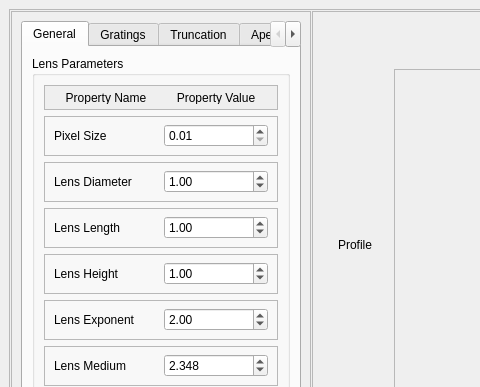
Old version of the form src/lens_simulation/UI/qtdesigner_files/LensCreator.ui in the repository DeMarcoLab/juno; both pictures show x 0 to 480 and y 0 to 387 of the 1123 by 820 pixel window.
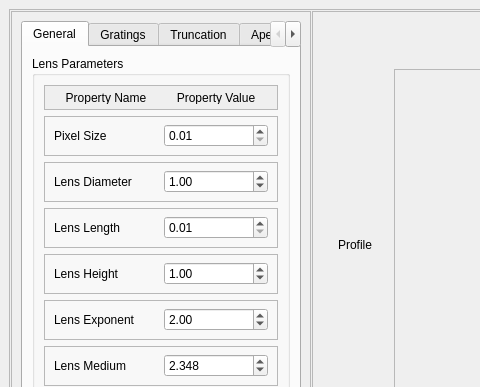
New version of the form.

Commit message: update combobox maximums

```diff
--- a/src/lens_simulation/UI/qtdesigner_files/LensCreator.ui
+++ b/src/lens_simulation/UI/qtdesigner_files/LensCreator.ui
@@ -314,7 +314,7 @@
                        <double>0.010000000000000</double>
                       </property>
                       <property name="maximum">
-                       <double>99.989999999999995</double>
+                       <double>999.990000000000009</double>
                       </property>
                       <property name="singleStep">
                        <double>0.100000000000000</double>
@@ -323,7 +323,7 @@
                        <enum>QAbstractSpinBox::AdaptiveDecimalStepType</enum>
                       </property>
                       <property name="value">
-                       <double>1.000000000000000</double>
+                       <double>0.010000000000000</double>
                       </property>
                      </widget>
                     </item>
```
Left out of the diff: 32 changed lines with no effect on the pictures. The commit also changes 1 other file.
